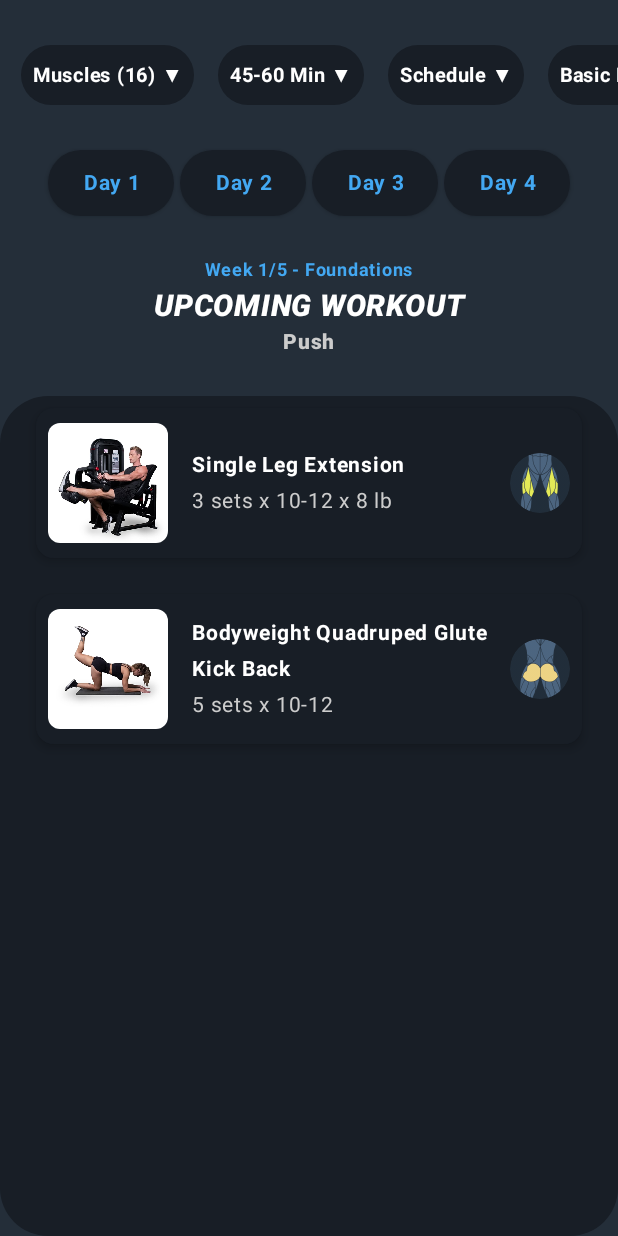
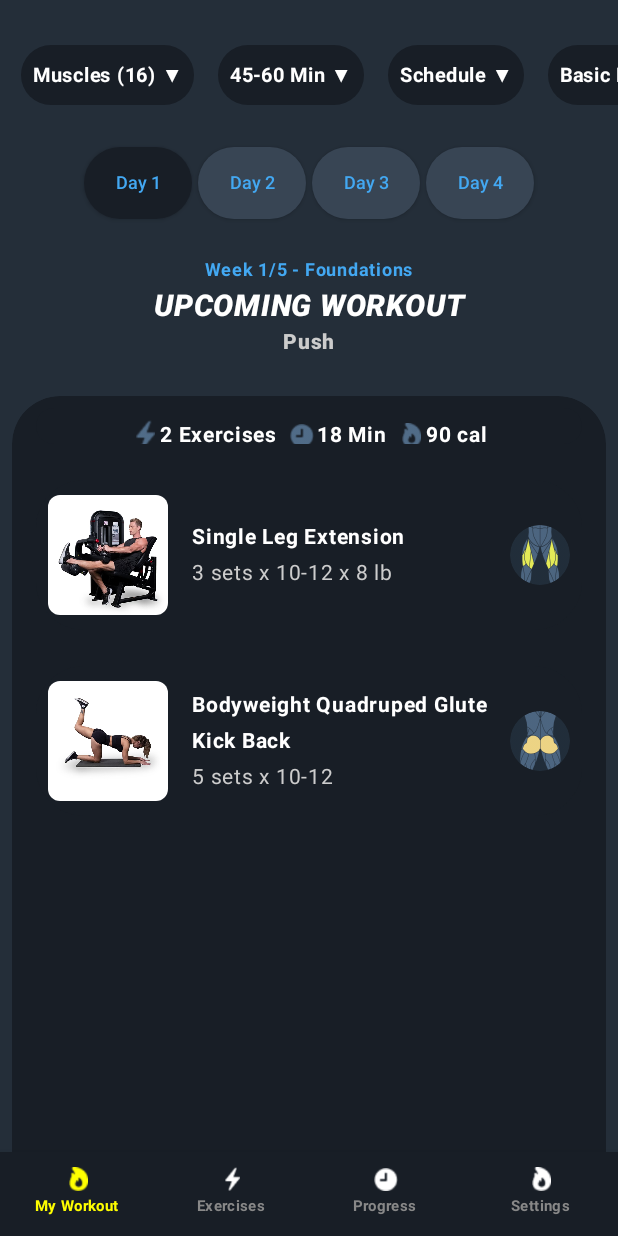
Before and after one commit to itay64/MyWorkoutApp, an Android app built with Jetpack Compose: the screen it shows after launch (MainActivity), on a phone screen of 412 x 824 dp. Run offline under Robolectric (Android 15) with nearby library versions, the phone set to English and light mode, and no system bars.

Commit message:
Added the Navbar. Improved the UI, made the days selection slightly smaller fitting the original design, made it that the selected day appears in a different color, made the workout content box slightly smaller than the screen size. What I have left: - Navbar icons - Start workout button

```diff
--- a/app/build.gradle.kts
+++ b/app/build.gradle.kts
@@ -49,6 +49,8 @@ dependencies {
     implementation(libs.material)
     implementation(libs.androidx.activity)
     implementation(libs.androidx.constraintlayout)
+    implementation(libs.androidx.navigation.runtime.android)
+    implementation(libs.androidx.navigation.compose)
     testImplementation(libs.junit)
     androidTestImplementation(libs.androidx.junit)
     androidTestImplementation(libs.androidx.espresso.core)
--- a/app/src/main/java/gg/pignet/myworkoutapp/MainActivity.kt
+++ b/app/src/main/java/gg/pignet/myworkoutapp/MainActivity.kt
@@ -7,15 +7,22 @@ import androidx.compose.foundation.layout.Column
 import androidx.compose.foundation.layout.Spacer
 import androidx.compose.foundation.layout.fillMaxSize
 import androidx.compose.foundation.layout.height
+import androidx.compose.foundation.layout.padding
 import androidx.compose.material.MaterialTheme
+import androidx.compose.material.Scaffold
 import androidx.compose.material.Surface
 import androidx.compose.runtime.*
 import androidx.compose.ui.Modifier
 import androidx.compose.ui.unit.dp
+import androidx.navigation.compose.NavHost
+import androidx.navigation.compose.composable
+import androidx.navigation.compose.rememberNavController
 import gg.pignet.myworkoutapp.color.BackgroundColor
-import gg.pignet.myworkoutapp.gson.JsonHandler
-import gg.pignet.myworkoutapp.gson.Workouts
+import gg.pignet.myworkoutapp.ui.BottomNavBar
 import gg.pignet.myworkoutapp.ui.Days
+import gg.pignet.myworkoutapp.ui.ExercisesScreen
+import gg.pignet.myworkoutapp.ui.ProgressScreen
+import gg.pignet.myworkoutapp.ui.SettingsScreen
 import gg.pignet.myworkoutapp.ui.TopScrollbar
 
 class MainActivity : AppCompatActivity() {
@@ -27,16 +34,60 @@ class MainActivity : AppCompatActivity() {
                 Surface(
                     modifier = Modifier.fillMaxSize(),
                     color = BackgroundColor
+                ) {
+                    MainScreen()
+                }
+            }
+        }
+        /*
+                    MaterialTheme {
+                Surface(
+                    modifier = Modifier.fillMaxSize(),
+                    color = BackgroundColor
                 ) {}
                 Column(modifier = Modifier.fillMaxSize()) {
                     TopScrollbar()
                     Spacer(modifier = Modifier.height(16.dp))
                     Days(this@MainActivity)
+                }
+            }
+         */
+    }
 
+
+    @Composable
+    fun MainScreen() {
+        val navController = rememberNavController()
+
+        Scaffold(
+            backgroundColor = BackgroundColor,
+            bottomBar = { BottomNavBar(navController) }
+        ) { innerPadding ->
+            Column(
+                modifier = Modifier
+                    .fillMaxSize()
+                    .padding(innerPadding)
+            ) {
+                NavHost(
+                    navController = navController,
+                    startDestination = "workout"
+                ) {
+                    composable("workout") { WorkoutScreen() }
+                    composable("exercises") { ExercisesScreen() }
+                    composable("progress") { ProgressScreen() }
+                    composable("settings") { SettingsScreen() }
                 }
             }
         }
     }
 
+    @Composable
+    fun WorkoutScreen() {
+        Column(modifier = Modifier.fillMaxSize()) {
+            TopScrollbar()
+            Spacer(modifier = Modifier.height(16.dp))
+            Days(this@MainActivity)
+        }
+    }
 
 }
--- a/app/src/main/java/gg/pignet/myworkoutapp/color/Color.kt
+++ b/app/src/main/java/gg/pignet/myworkoutapp/color/Color.kt
@@ -5,3 +5,4 @@ import androidx.compose.ui.graphics.Color
 val BackgroundColor = Color(36, 46, 57)
 val SecondaryColor = Color(24, 30, 38)
 val BlueTextColor = Color(67, 168, 242)
+val DaysNotClickedOn = Color(56, 69, 84)
--- a/app/src/main/java/gg/pignet/myworkoutapp/ui/Content.kt
+++ b/app/src/main/java/gg/pignet/myworkoutapp/ui/Content.kt
@@ -3,13 +3,15 @@ package gg.pignet.myworkoutapp.ui
 import androidx.compose.foundation.Image
 import androidx.compose.foundation.background
 import androidx.compose.foundation.layout.Arrangement
+import androidx.compose.foundation.layout.Box
 import androidx.compose.foundation.layout.Column
 import androidx.compose.foundation.layout.Row
 import androidx.compose.foundation.layout.Spacer
+import androidx.compose.foundation.layout.fillMaxHeight
 import androidx.compose.foundation.layout.fillMaxSize
 import androidx.compose.foundation.layout.fillMaxWidth
-import androidx.compose.foundation.layout.height
 import androidx.compose.foundation.layout.heightIn
+import androidx.compose.foundation.layout.offset
 import androidx.compose.foundation.layout.padding
 import androidx.compose.foundation.layout.size
 import androidx.compose.foundation.layout.width
@@ -33,26 +35,35 @@ import gg.pignet.myworkoutapp.color.SecondaryColor
 import gg.pignet.myworkoutapp.gson.Exercise
 
 @Composable
-fun WorkoutContent(exercises: List<Exercise>, activity: MainActivity){
-    LazyColumn(modifier = Modifier
+fun WorkoutContent(exercises: List<Exercise>, activity: MainActivity) {
+    Box(
+        modifier = Modifier
             .fillMaxSize()
-        .background(SecondaryColor, RoundedCornerShape(32.dp))
-        .padding(horizontal = 16.dp),
+            .padding(horizontal = 8.dp)
+            .clip(RoundedCornerShape(topStart = 32.dp, topEnd = 32.dp))
+    ) {
+        LazyColumn(
+            modifier = Modifier
+                .fillMaxWidth()
+                .fillMaxHeight()
+                .background(SecondaryColor, RoundedCornerShape(topStart = 32.dp, topEnd = 32.dp))
+                .padding(horizontal = 8.dp),
             verticalArrangement = Arrangement.spacedBy(8.dp)
         ) {
-        items(exercises){ exercise ->
-
-            Card(modifier = Modifier
+            item { ExerciseAmountTimeAndCalories(exercises.size) }
+            items(exercises) { exercise ->
+                Card(
+                    modifier = Modifier
                         .fillMaxWidth()
                         .padding(8.dp)
                         .heightIn(min = 100.dp),
-                shape = RoundedCornerShape(12.dp),
-                elevation = 4.dp,
+                    shape = RoundedCornerShape(32.dp),
+                    elevation = 0.dp,
                     backgroundColor = SecondaryColor
-            ){
-
+                ) {
                     Row(
-                    modifier = Modifier.fillMaxSize()
+                        modifier = Modifier
+                            .fillMaxSize()
                             .background(SecondaryColor)
                             .padding(8.dp),
                         verticalAlignment = Alignment.CenterVertically,
@@ -68,15 +79,20 @@ fun WorkoutContent(exercises: List<Exercise>, activity: MainActivity){
                             )
                         }
                         Spacer(modifier = Modifier.width(16.dp))
-
                         Column(Modifier.weight(1.0F).fillMaxWidth()) {
-                        Text(text = exercise.exercise_name, fontSize = 14.sp, fontWeight = FontWeight.Bold, color = Color.White)
-                        val weightText = if (exercise.weight_amount == null) "${exercise.amount_of_sets} sets x ${exercise.rep_range}" else "${exercise.amount_of_sets} sets x ${exercise.rep_range} x ${formatDouble(exercise.weight_amount)} lb"
+                            Text(
+                                text = exercise.exercise_name,
+                                fontSize = 14.sp,
+                                fontWeight = FontWeight.Bold,
+                                color = Color.White
+                            )
+                            val weightText = if (exercise.weight_amount == null)
+                                "${exercise.amount_of_sets} sets x ${exercise.rep_range}"
+                            else
+                                "${exercise.amount_of_sets} sets x ${exercise.rep_range} x ${formatDouble(exercise.weight_amount)} lb"
                             Text(text = weightText, fontSize = 14.sp, color = Color.LightGray)
                         }
-
                         Spacer(modifier = Modifier.width(4.dp))
-
                         val muscleGroupResId = getDrawableResId(exercise.muscle_group_image)
                         if (muscleGroupResId != 0) {
                             Image(
@@ -87,9 +103,65 @@ fun WorkoutContent(exercises: List<Exercise>, activity: MainActivity){
                                     .clip(androidx.compose.foundation.shape.CircleShape)
                             )
                         }
-
                     }
                 }
+            }
+        }
+    }
+}
+
+
+@Composable
+private fun ExerciseAmountTimeAndCalories(exerciseAmount: Int){
+    Card(modifier = Modifier
+        .fillMaxWidth()
+        .padding(8.dp),
+        shape = RoundedCornerShape(32.dp),
+        elevation = 0.dp,
+        backgroundColor = SecondaryColor
+    ){
+        Row(
+            modifier = Modifier.offset(y = 6.dp),
+            horizontalArrangement = Arrangement.Center,
+            verticalAlignment = Alignment.CenterVertically,
+        ) {
+            Image(
+                painter = painterResource(getDrawableResId("workout_exercise_amount")),
+                contentDescription = null,
+                modifier = Modifier.size(20.dp)
+            )
+            Text(
+                text = "$exerciseAmount Exercises",
+                fontSize = 14.sp,
+                fontWeight = FontWeight.Bold,
+                color = Color.White
+            )
+            Spacer(Modifier.width(8.dp))
+            Image(
+                painter = painterResource(getDrawableResId("workout_time")),
+                contentDescription = null,
+                modifier = Modifier.size(16.dp)
+            )
+            Spacer(Modifier.width(2.dp))
+            Text(
+                text = "${exerciseAmount * 9} Min",
+                fontSize = 14.sp,
+                fontWeight = FontWeight.Bold,
+                color = Color.White
+            )
+            Spacer(Modifier.width(8.dp))
+            Image(
+                painter = painterResource(getDrawableResId("workout_calories")),
+                contentDescription = null,
+                modifier = Modifier.size(16.dp)
+            )
+            Spacer(Modifier.width(2.dp))
+            Text(
+                text = "${exerciseAmount * 45} cal",
+                fontSize = 14.sp,
+                fontWeight = FontWeight.Bold,
+                color = Color.White
+            )
         }
     }
 }
@@ -114,6 +186,9 @@ private fun getDrawableResId(imageName: String): Int {
         "Muscle Groups 3" -> R.drawable.muscle_groups_3
         "Muscle Groups 4" -> R.drawable.muscle_groups_4
         "Muscle Groups 5" -> R.drawable.muscle_groups_5
+        "workout_calories" -> R.drawable.workout_calories
+        "workout_exercise_amount" -> R.drawable.workout_exercise_amount
+        "workout_time" -> R.drawable.workout_time
         else -> R.drawable.exc_t_168_ronald
     }
 }
--- a/app/src/main/java/gg/pignet/myworkoutapp/ui/Days.kt
+++ b/app/src/main/java/gg/pignet/myworkoutapp/ui/Days.kt
@@ -28,6 +28,7 @@ import androidx.compose.ui.unit.dp
 import androidx.compose.ui.unit.sp
 import gg.pignet.myworkoutapp.MainActivity
 import gg.pignet.myworkoutapp.color.BlueTextColor
+import gg.pignet.myworkoutapp.color.DaysNotClickedOn
 import gg.pignet.myworkoutapp.color.SecondaryColor
 import gg.pignet.myworkoutapp.gson.Exercise
 import gg.pignet.myworkoutapp.gson.JsonHandler
@@ -38,6 +39,7 @@ fun Days( activity: MainActivity){
 
     var currentWorkout: List<Exercise> by remember { mutableStateOf(listOf()) }
     var workouts by remember { mutableStateOf<Workouts?>(null) }
+    var clickedDay by remember { mutableStateOf(0) }
 
     LaunchedEffect(Unit) {
         JsonHandler.loadWorkouts(activity)?.let {
@@ -58,22 +60,23 @@ fun Days( activity: MainActivity){
             modifier = Modifier.padding(6.dp)
         ){
             val days = workouts?.workouts?.map { it.day } ?: listOf(1, 2, 3 , 4)
-            days.forEach { day ->
+            days.forEachIndexed { index, day ->
                 Button(
                     {
+                        clickedDay = index
                         workouts?.let { workouts -> workouts.workouts.firstOrNull { it.day == day }?.workout?.let { currentWorkout = it } }
                     },
-                    modifier = Modifier.height(44.dp).width(88.dp).padding(horizontal = 2.dp),
+                    modifier = Modifier.height(48.dp).width(76.dp).padding(horizontal = 2.dp),
                     shape = RoundedCornerShape(32.dp),
-                    colors = ButtonDefaults.buttonColors(backgroundColor = SecondaryColor),
+                    colors = ButtonDefaults.buttonColors(backgroundColor = if (clickedDay == index) SecondaryColor else DaysNotClickedOn),
                 ) {
                     Text(
                         modifier = Modifier.fillMaxWidth(),
                         text = "Day $day",
-                        fontSize = 14.sp,
-                        fontWeight = FontWeight.Bold,
+                        fontSize = 12.sp,
+                        fontWeight = FontWeight.Medium,
                         color = BlueTextColor,
-                        letterSpacing = 0.5.sp,
+                        letterSpacing = 0.1.sp,
                         maxLines = 1,
                         textAlign = TextAlign.Center
                     )
--- /dev/null
+++ b/app/src/main/java/gg/pignet/myworkoutapp/ui/Navbar.kt
@@ -0,0 +1,70 @@
+package gg.pignet.myworkoutapp.ui
+
+import androidx.compose.foundation.layout.*
+import androidx.compose.material.*
+import androidx.compose.runtime.*
+import androidx.compose.ui.Alignment
+import androidx.compose.ui.Modifier
+import androidx.compose.ui.graphics.Color
+import androidx.compose.ui.res.painterResource
+import androidx.compose.ui.text.font.FontWeight
+import androidx.compose.ui.unit.dp
+import androidx.compose.ui.unit.sp
+import androidx.navigation.NavController
+import androidx.navigation.compose.currentBackStackEntryAsState
+import gg.pignet.myworkoutapp.R
+import gg.pignet.myworkoutapp.color.SecondaryColor
+
+@Composable
+fun BottomNavBar(navController: NavController) {
+    val items = listOf(
+        NavItem("My Workout", R.drawable.workout_calories, "workout"),
+        NavItem("Exercises", R.drawable.workout_exercise_amount, "exercises"),
+        NavItem("Progress", R.drawable.workout_time, "progress"),
+        NavItem("Settings", R.drawable.workout_calories, "settings")
+    )
+
+    val currentRoute = navController.currentBackStackEntryAsState().value?.destination?.route
+
+    BottomNavigation(
+        backgroundColor = SecondaryColor,
+        contentColor = Color.White,
+        elevation = 8.dp
+    ) {
+        items.forEach { item ->
+            val selected = currentRoute == item.route
+
+            BottomNavigationItem(
+                icon = {
+                    Column(
+                        horizontalAlignment = Alignment.CenterHorizontally
+                    ) {
+                        Icon(
+                            painter = painterResource(id = item.icon),
+                            contentDescription = item.label,
+                            modifier = Modifier.size(16.dp),
+                            tint = if (selected) Color.Yellow else Color.White
+                        )
+                        Text(
+                            text = item.label,
+                            style = MaterialTheme.typography.body2,
+                            fontWeight = FontWeight.Bold,
+                            color = if (selected) Color.Yellow else Color.Gray,
+                            fontSize = 10.sp,
+                        )
+                    }
+                },
+                selected = selected,
+                onClick = {
+                    navController.navigate(item.route) {
+                        popUpTo(navController.graph.startDestinationId) { saveState = true }
+                        launchSingleTop = true
+                        restoreState = true
+                    }
+                }
+            )
+        }
+    }
+}
+
+private data class NavItem(val label: String, val icon: Int, val route: String)
--- /dev/null
+++ b/app/src/main/java/gg/pignet/myworkoutapp/ui/Screens.kt
@@ -0,0 +1,12 @@
+package gg.pignet.myworkoutapp.ui
+
+import androidx.compose.runtime.Composable
+
+@Composable
+fun ExercisesScreen() = Unit
+
+@Composable
+fun ProgressScreen() = Unit
+
+@Composable
+fun SettingsScreen() = Unit
--- a/gradle/libs.versions.toml
+++ b/gradle/libs.versions.toml
@@ -13,6 +13,8 @@ activity = "1.10.0"
 constraintlayout = "2.2.0"
 materialVersion = "1.7.8"
 ui = "1.7.8"
+navigationRuntimeAndroid = "2.9.0-alpha07"
+navigationCompose = "2.8.8"
 
 [libraries]
 androidx-activity-compose = { module = "androidx.activity:activity-compose", version.ref = "activityCompose" }
@@ -28,6 +30,8 @@ androidx-appcompat = { group = "androidx.appcompat", name = "appcompat", version
 material = { group = "com.google.android.material", name = "material", version.ref = "material" }
 androidx-activity = { group = "androidx.activity", name = "activity", version.ref = "activity" }
 androidx-constraintlayout = { group = "androidx.constraintlayout", name = "constraintlayout", version.ref = "constraintlayout" }
+androidx-navigation-runtime-android = { group = "androidx.navigation", name = "navigation-runtime-android", version.ref = "navigationRuntimeAndroid" }
+androidx-navigation-compose = { group = "androidx.navigation", name = "navigation-compose", version.ref = "navigationCompose" }
 
 [plugins]
 android-application = { id = "com.android.application", version.ref = "agp" }
```
Also changed, not shown: app/src/main/res/drawable/workout_calories.png (added), app/src/main/res/drawable/workout_exercise_amount.png (added), app/src/main/res/drawable/workout_time.png (added). Lines whose indentation alone changed are shown as unchanged.
